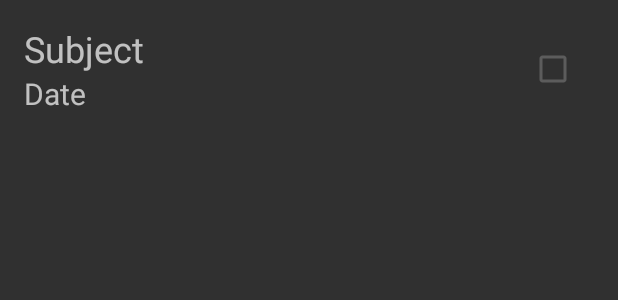
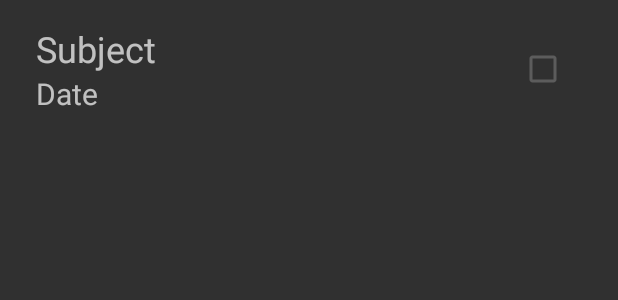
Before and after one commit to Raphaeloper/final-project, an Android app: the layout c_layout_ab.xml on its own in the app's theme, with its tools: preview values and no code run, on a phone screen of 412 x 824 dp. Shown: the top 300 px of the screen. Run offline under Robolectric (Android 15) with nearby library versions, the phone set to English and light mode, and no system bars.

Commit message:
Release Build.

```diff
--- a/app/src/main/res/layout/c_layout_ab.xml
+++ b/app/src/main/res/layout/c_layout_ab.xml
@@ -4,7 +4,10 @@
     android:layout_height="wrap_content"
     android:layoutDirection="ltr"
     android:orientation="horizontal"
-    android:layout_margin="16dp"
+    android:paddingLeft="24dp"
+    android:paddingTop="16dp"
+    android:paddingRight="24dp"
+    android:paddingBottom="16dp"
     android:baselineAligned="false">
 
     <LinearLayout
```
